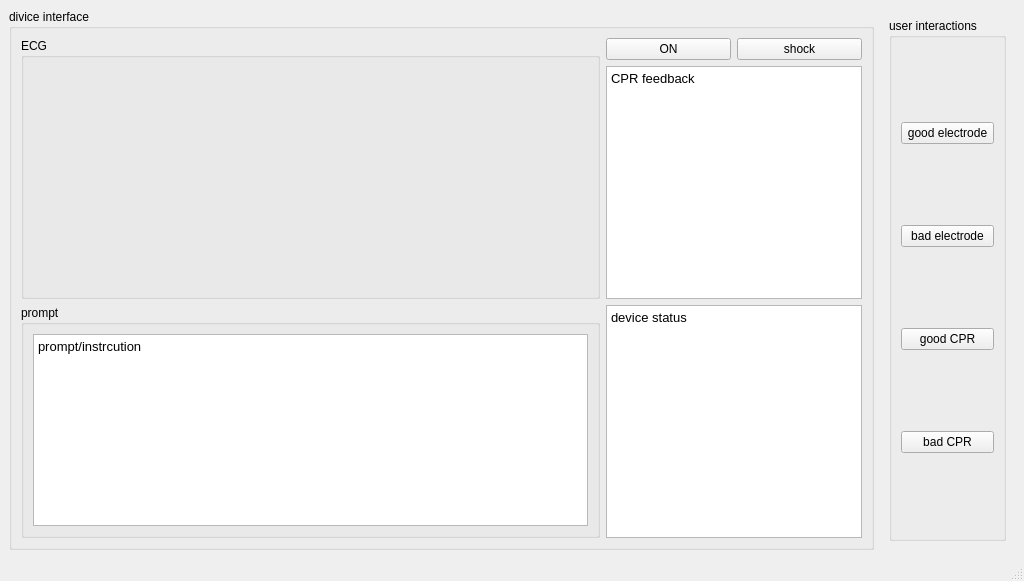
This is source code/AEDplus/mainwindow.ui in sAmyAox/3004TeamProject as Qt 5 draws it before an edit. The edited form follows.
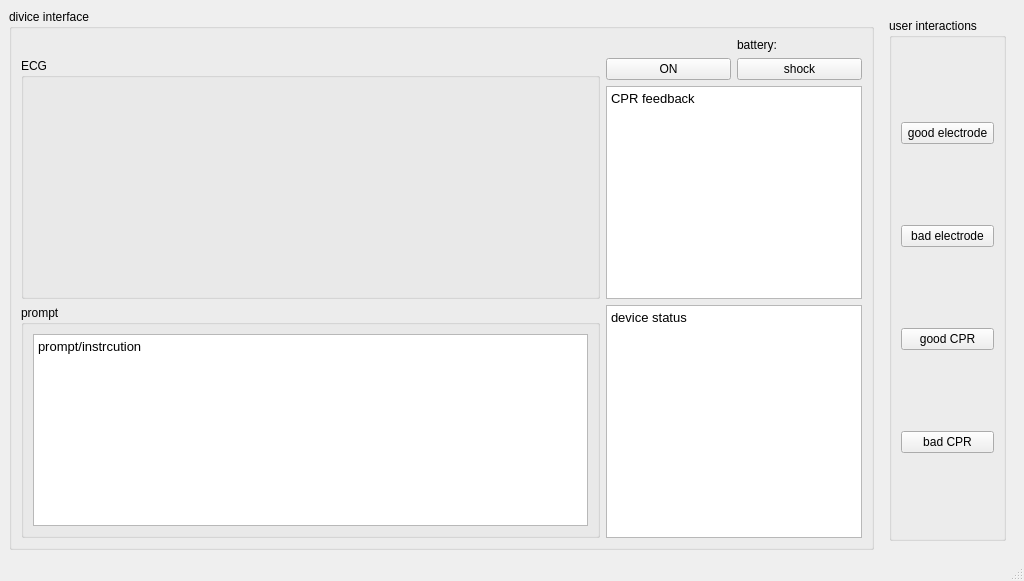
This is the edited form. Custom widgets are drawn as their Qt base class.

Commit message: add new feature: battery auto decrease

The edit to the form file:
```diff
--- a/source code/AEDplus/mainwindow.ui
+++ b/source code/AEDplus/mainwindow.ui
@@ -21,33 +21,14 @@
        <string>divice interface</string>
       </property>
       <layout class="QGridLayout" name="gridLayout">
-       <item row="0" column="0" rowspan="2">
-        <widget class="QGroupBox" name="groupBox_3">
-         <property name="title">
-          <string>ECG</string>
-         </property>
-         <layout class="QVBoxLayout" name="verticalLayout_2">
-          <item>
-           <widget class="QCustomPlot" name="widget" native="true"/>
-          </item>
-         </layout>
-        </widget>
-       </item>
-       <item row="0" column="1">
-        <widget class="QPushButton" name="button_on">
-         <property name="text">
-          <string>ON</string>
-         </property>
-        </widget>
-       </item>
-       <item row="0" column="2">
+       <item row="1" column="2">
         <widget class="QPushButton" name="button_shock">
          <property name="text">
           <string>shock</string>
          </property>
         </widget>
        </item>
-       <item row="1" column="1" colspan="2">
+       <item row="2" column="1" colspan="2">
         <widget class="QTextBrowser" name="text_feedback">
          <property name="html">
           <string>&lt;!DOCTYPE HTML PUBLIC &quot;-//W3C//DTD HTML 4.0//EN&quot; &quot;http://www.w3.org/TR/REC-html40/strict.dtd&quot;&gt;
@@ -58,7 +39,25 @@
          </property>
         </widget>
        </item>
-       <item row="2" column="0">
+       <item row="3" column="1" colspan="2">
+        <widget class="QTextBrowser" name="text_device_status">
+         <property name="html">
+          <string>&lt;!DOCTYPE HTML PUBLIC &quot;-//W3C//DTD HTML 4.0//EN&quot; &quot;http://www.w3.org/TR/REC-html40/strict.dtd&quot;&gt;
+&lt;html&gt;&lt;head&gt;&lt;meta name=&quot;qrichtext&quot; content=&quot;1&quot; /&gt;&lt;style type=&quot;text/css&quot;&gt;
+p, li { white-space: pre-wrap; }
+&lt;/style&gt;&lt;/head&gt;&lt;body style=&quot; font-family:'Sans'; font-size:10pt; font-weight:400; font-style:normal;&quot;&gt;
+&lt;p style=&quot; margin-top:0px; margin-bottom:0px; margin-left:0px; margin-right:0px; -qt-block-indent:0; text-indent:0px;&quot;&gt;device status&lt;/p&gt;&lt;/body&gt;&lt;/html&gt;</string>
+         </property>
+        </widget>
+       </item>
+       <item row="1" column="1">
+        <widget class="QPushButton" name="button_on">
+         <property name="text">
+          <string>ON</string>
+         </property>
+        </widget>
+       </item>
+       <item row="3" column="0">
         <widget class="QGroupBox" name="groupBox_4">
          <property name="title">
           <string>prompt</string>
@@ -78,14 +77,22 @@
          </layout>
         </widget>
        </item>
-       <item row="2" column="1" colspan="2">
-        <widget class="QTextBrowser" name="text_device_status">
-         <property name="html">
-          <string>&lt;!DOCTYPE HTML PUBLIC &quot;-//W3C//DTD HTML 4.0//EN&quot; &quot;http://www.w3.org/TR/REC-html40/strict.dtd&quot;&gt;
-&lt;html&gt;&lt;head&gt;&lt;meta name=&quot;qrichtext&quot; content=&quot;1&quot; /&gt;&lt;style type=&quot;text/css&quot;&gt;
-p, li { white-space: pre-wrap; }
-&lt;/style&gt;&lt;/head&gt;&lt;body style=&quot; font-family:'Sans'; font-size:10pt; font-weight:400; font-style:normal;&quot;&gt;
-&lt;p style=&quot; margin-top:0px; margin-bottom:0px; margin-left:0px; margin-right:0px; -qt-block-indent:0; text-indent:0px;&quot;&gt;device status&lt;/p&gt;&lt;/body&gt;&lt;/html&gt;</string>
+       <item row="1" column="0" rowspan="2">
+        <widget class="QGroupBox" name="groupBox_3">
+         <property name="title">
+          <string>ECG</string>
+         </property>
+         <layout class="QVBoxLayout" name="verticalLayout_2">
+          <item>
+           <widget class="QCustomPlot" name="widget" native="true"/>
+          </item>
+         </layout>
+        </widget>
+       </item>
+       <item row="0" column="2">
+        <widget class="QLabel" name="batterylabel">
+         <property name="text">
+          <string>battery:</string>
          </property>
         </widget>
        </item>
```
The commit also changes 4 other files.
